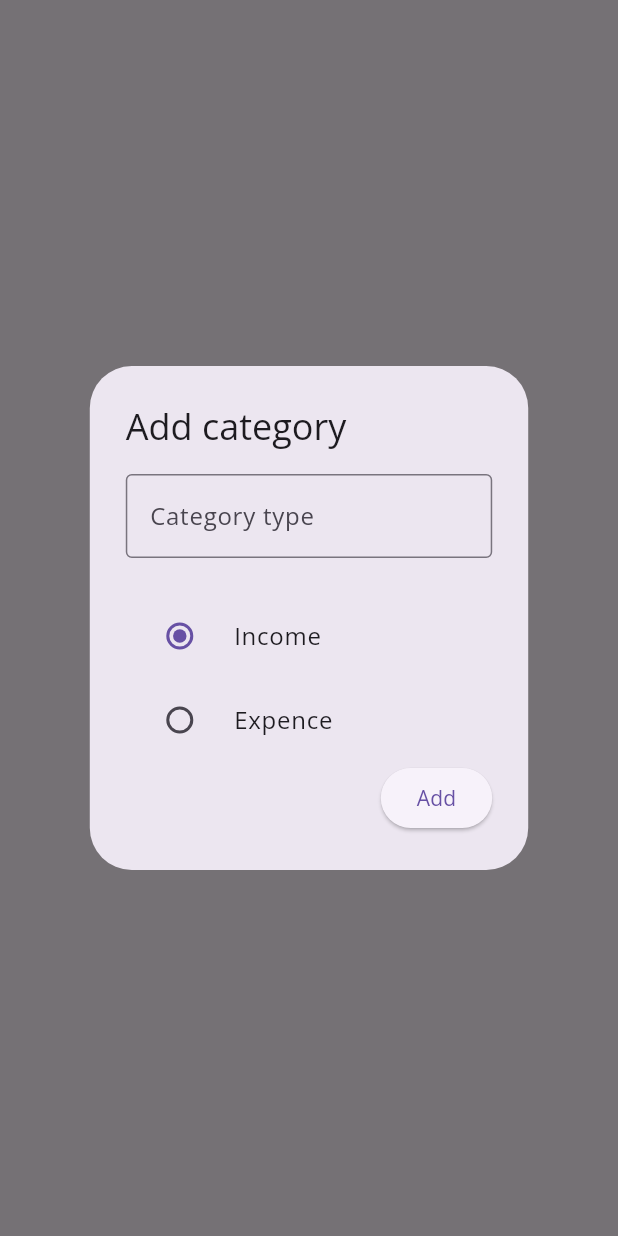
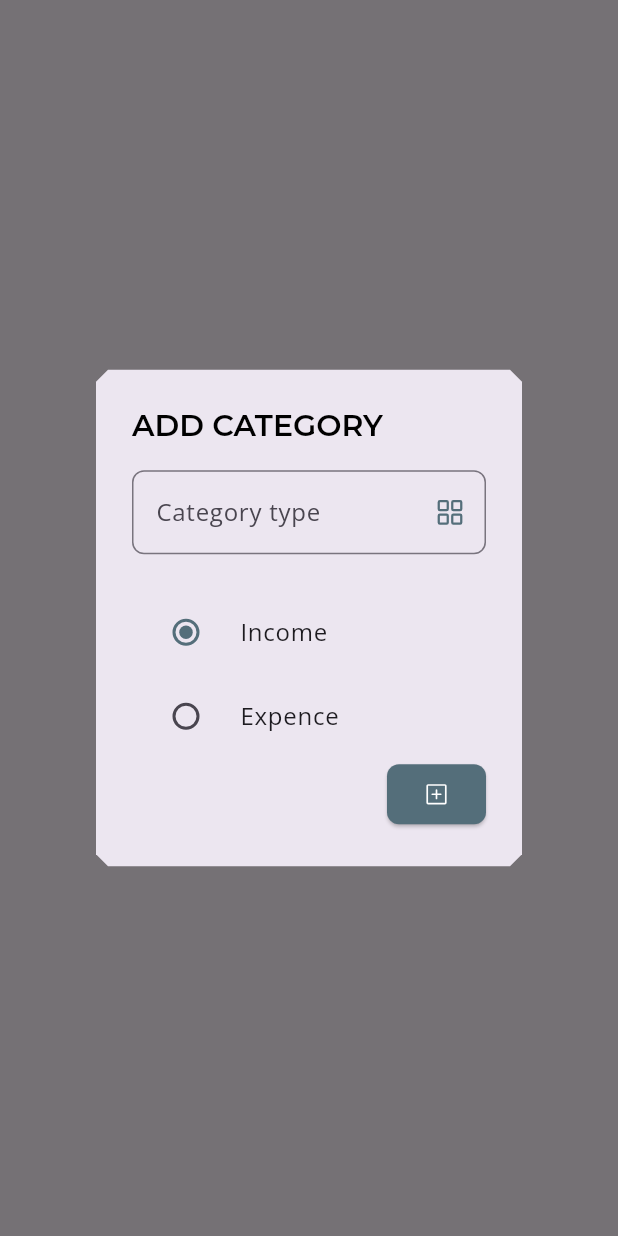
Before and after one commit to Ananduudayan180/Money-Manager-Application, a Flutter app: what addCategory() shows on an empty page, opened directly, on a phone screen of 412 x 824 dp. Run offline on Flutter 3.47's test engine with Material 3 defaults, Android fonts, the phone set to English and light mode, and no system bars; our stand-ins replace flutter_slidable, hive_flutter, phosphor_flutter; accounts and stored records are empty.

Commit message:
feat(ui): redesign category list + add category popup

```diff
--- a/lib/screens/category/add_category/add_category_popup.dart
+++ b/lib/screens/category/add_category/add_category_popup.dart
@@ -1,23 +1,43 @@
 import 'package:flutter/material.dart';
 import 'package:money_manager/db_functions/category_db/category_db.dart';
 import 'package:money_manager/models/category_model/category_model.dart';
+import 'package:phosphor_flutter/phosphor_flutter.dart';
 
 ValueNotifier<CategoryType> radioSelectedValue = ValueNotifier(
   CategoryType.income,
 );
 final textController = TextEditingController();
 int values = 0;
+const Color themeColor = Color(0xFF546E7A);
 void addCategory(BuildContext context) {
   showDialog(
     context: context,
     builder: (ctx) {
       return AlertDialog(
-        title: Text('Add category'),
+        shape: BeveledRectangleBorder(
+          borderRadius: BorderRadiusGeometry.circular(8),
+        ),
+        title: Text(
+          'ADD CATEGORY',
+          style: TextStyle(
+            fontFamily: 'Montserrat',
+            color: Colors.black,
+            fontSize: 20,
+          ),
+        ),
         content: TextFormField(
           controller: textController,
           decoration: InputDecoration(
-            border: OutlineInputBorder(),
+            border: OutlineInputBorder(borderRadius: BorderRadius.circular(8)),
             hintText: 'Category type',
+            suffixIcon: Icon(
+              PhosphorIconsRegular.squaresFour,
+              color: themeColor,
+            ),
+            focusedBorder: OutlineInputBorder(
+              borderSide: BorderSide(color: themeColor),
+              borderRadius: BorderRadius.circular(8),
+            ),
           ),
         ),
         actions: [
@@ -36,10 +56,12 @@ void addCategory(BuildContext context) {
                   child: Column(
                     children: [
                       RadioListTile<CategoryType>(
+                        activeColor: themeColor,
                         value: CategoryType.income,
                         title: Text('Income'),
                       ),
                       RadioListTile<CategoryType>(
+                        activeColor: themeColor,
                         value: CategoryType.expense,
                         title: Text('Expence'),
                       ),
@@ -50,6 +72,9 @@ void addCategory(BuildContext context) {
 
           ElevatedButton(
             onPressed: () {
+              if (textController.text.isEmpty) {
+                return;
+              }
               final category = CategoryModel(
                 id: DateTime.now().microsecondsSinceEpoch.toString(),
                 name: textController.text,
@@ -59,7 +84,14 @@ void addCategory(BuildContext context) {
               textController.clear();
               Navigator.of(ctx).pop();
             },
-            child: Text('Add'),
+
+            style: ElevatedButton.styleFrom(
+              backgroundColor: themeColor,
+              shape: RoundedRectangleBorder(
+                borderRadius: BorderRadius.circular(8),
+              ),
+            ),
+            child: Icon(PhosphorIconsRegular.plusSquare, color: Colors.white),
           ),
         ],
       );
```
Also changed, not shown: lib/screens/category/category_list/expense_list.dart (+21 -4 lines), lib/screens/category/category_list/income_list.dart (+21 -4 lines), lib/screens/category/screen_category.dart (+29 -3 lines).
